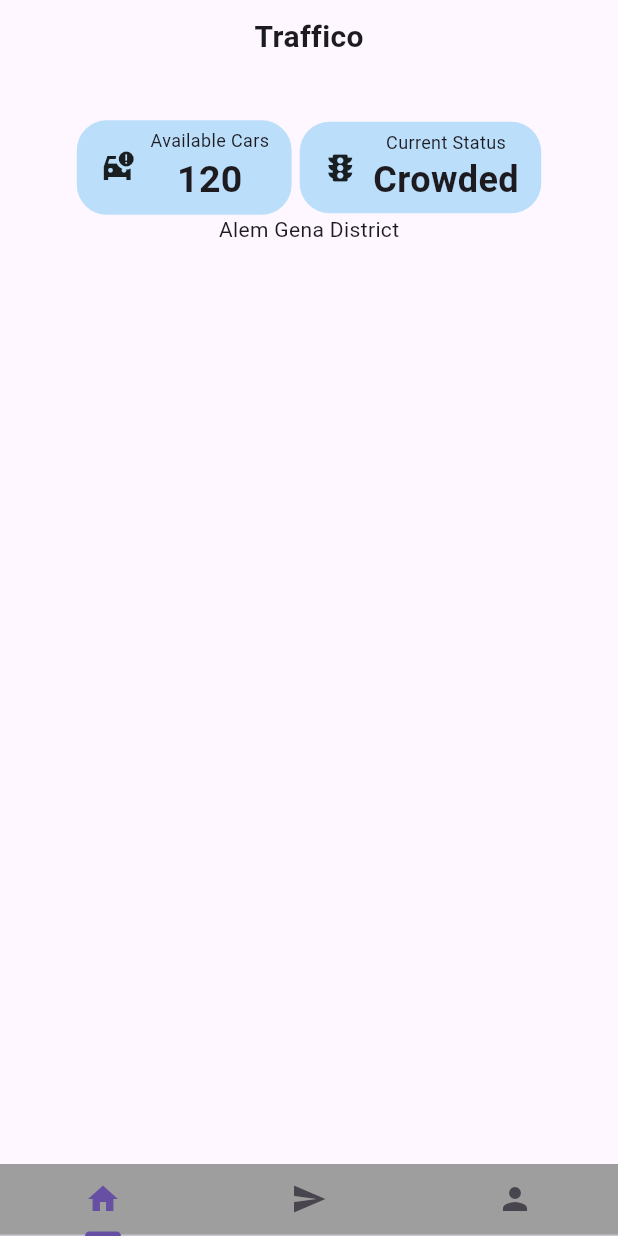
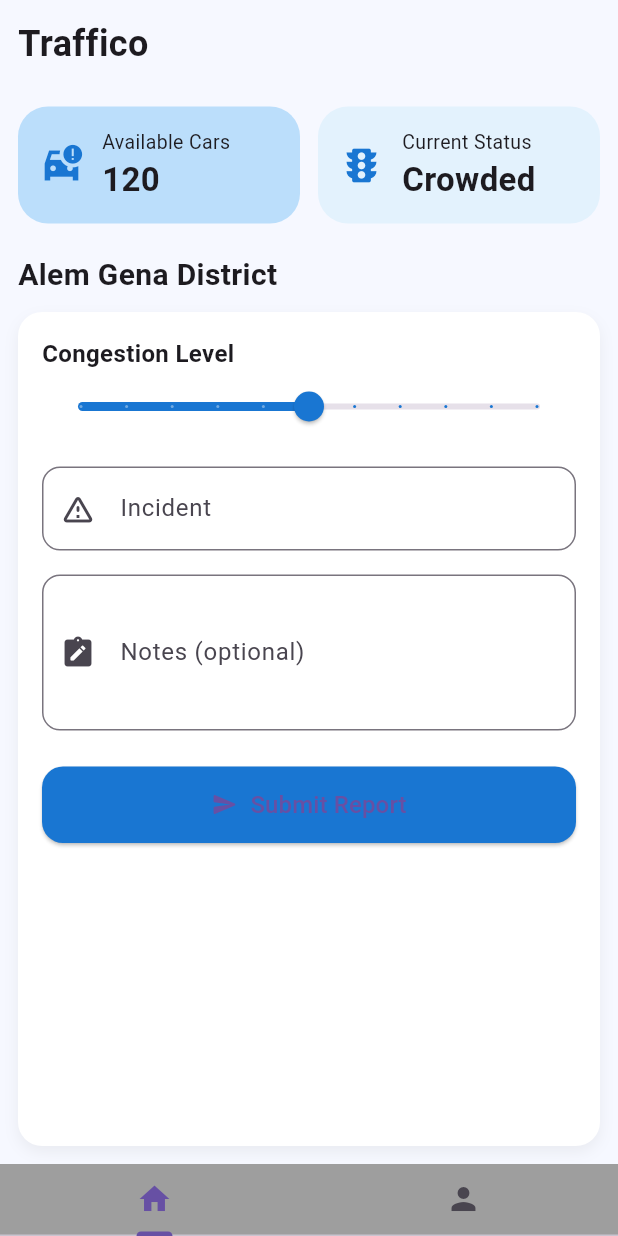
Before and after one commit to Natnsis/fieldDispatch, a Flutter app: the Home screen opened directly, on a phone screen of 412 x 824 dp. Run offline on Flutter 3.47's test engine with Material 3 defaults, Android fonts, the phone set to English and light mode, and no system bars.

Commit message:
ui Completed

```diff
--- a/traffic_app/lib/main.dart
+++ b/traffic_app/lib/main.dart
@@ -6,6 +6,8 @@ void main() {
 }
 
 class MyApp extends StatelessWidget {
+  const MyApp({super.key});
+
   @override
   Widget build(BuildContext context) {
     return MaterialApp(debugShowCheckedModeBanner: false, home: Landing());
--- a/traffic_app/lib/screens/dashboard.dart
+++ b/traffic_app/lib/screens/dashboard.dart
@@ -6,49 +6,115 @@ class Dashboard extends StatelessWidget {
   @override
   Widget build(BuildContext context) {
     return Scaffold(
-      body: Padding(
-        padding: EdgeInsetsGeometry.all(10),
+      backgroundColor: const Color(0xFFF6F8FF),
+      body: SafeArea(
+        child: Padding(
+          padding: const EdgeInsets.all(12),
           child: Column(
+            crossAxisAlignment: CrossAxisAlignment.start,
             children: [
-            Text(
+              // 🏷️ Title
+              const Text(
                 "Traffico",
-              style: TextStyle(fontWeight: FontWeight.bold, fontSize: 20),
-              textAlign: TextAlign.start,
+                style: TextStyle(fontWeight: FontWeight.bold, fontSize: 24),
               ),
-            SizedBox(height: MediaQuery.of(context).size.height * 0.05),
-            Padding(
-              padding: EdgeInsets.symmetric(
-                horizontal: MediaQuery.of(context).size.width * 0.1,
+
+              const SizedBox(height: 25),
+
+              // 🚗 Cards Row
+              Row(
+                children: [
+                  Expanded(
+                    child: _DashboardCard(
+                      color: Colors.blue.shade100,
+                      icon: Icons.car_crash_sharp,
+                      title: "Available Cars",
+                      value: "120",
+                    ),
+                  ),
+                  const SizedBox(width: 12),
+                  Expanded(
+                    child: _DashboardCard(
+                      color: Colors.blue.shade50,
+                      icon: Icons.traffic,
+                      title: "Current Status",
+                      value: "Crowded",
+                    ),
+                  ),
+                ],
+              ),
+
+              const SizedBox(height: 20),
+
+              const Text(
+                "Alem Gena District",
+                style: TextStyle(fontSize: 20, fontWeight: FontWeight.bold),
+              ),
+
+              const SizedBox(height: 10),
+
+              // 🧱 Expanded form area
+              Expanded(
+                child: Container(
+                  decoration: BoxDecoration(
+                    color: Colors.white,
+                    borderRadius: BorderRadius.circular(16),
+                    boxShadow: [
+                      BoxShadow(
+                        color: Colors.grey.withOpacity(0.15),
+                        blurRadius: 8,
+                        offset: const Offset(0, 4),
+                      ),
+                    ],
+                  ),
+                  child: const Padding(
+                    padding: EdgeInsets.all(16),
+                    child: ReportForm(),
+                  ),
+                ),
+              ),
+            ],
+          ),
+        ),
+      ),
+    );
+  }
+}
+
+// 🧩 Reusable dashboard card
+class _DashboardCard extends StatelessWidget {
+  final Color color;
+  final IconData icon;
+  final String title;
+  final String value;
+
+  const _DashboardCard({
+    required this.color,
+    required this.icon,
+    required this.title,
+    required this.value,
+  });
+
+  @override
+  Widget build(BuildContext context) {
+    return Container(
+      padding: const EdgeInsets.all(14),
+      decoration: BoxDecoration(
+        color: color,
+        borderRadius: BorderRadius.circular(20),
       ),
       child: Row(
-                mainAxisAlignment: MainAxisAlignment.spaceBetween,
         children: [
-                  //first card
-                  Container(
-                    decoration: BoxDecoration(
-                      color: Colors.blue[100],
-                      borderRadius: BorderRadius.circular(20),
-                    ),
-                    child: Padding(
-                      padding: EdgeInsets.symmetric(
-                        horizontal: 15,
-                        vertical: 5,
-                      ),
-                      child: Row(
-                        crossAxisAlignment: CrossAxisAlignment.center,
+          Icon(icon, size: 30, color: Colors.blue.shade700),
+          const SizedBox(width: 12),
+          Column(
+            crossAxisAlignment: CrossAxisAlignment.start,
             children: [
-                          Icon(Icons.car_crash_sharp),
-                          SizedBox(width: 10),
-                          Column(
-                            children: [
+              Text(title, style: const TextStyle(fontSize: 13)),
               Text(
-                                "Available Cars",
-                                style: TextStyle(fontSize: 12),
-                              ),
-                              Text(
-                                "120",
-                                style: TextStyle(
-                                  fontSize: 25,
+                value,
+                style: const TextStyle(
+                  fontSize: 22,
                   fontWeight: FontWeight.bold,
                 ),
               ),
@@ -56,50 +122,115 @@ class Dashboard extends StatelessWidget {
           ),
         ],
       ),
+    );
+  }
+}
+
+// 🧾 Report Form (stateful)
+class ReportForm extends StatefulWidget {
+  const ReportForm({super.key});
+
+  @override
+  State<ReportForm> createState() => _ReportFormState();
+}
+
+class _ReportFormState extends State<ReportForm> {
+  double congestionLevel = 5;
+  final TextEditingController incidentController = TextEditingController();
+  final TextEditingController notesController = TextEditingController();
+
+  @override
+  void dispose() {
+    incidentController.dispose();
+    notesController.dispose();
+    super.dispose();
+  }
+
+  @override
+  Widget build(BuildContext context) {
+    return Column(
+      crossAxisAlignment: CrossAxisAlignment.start,
+      children: [
+        // Congestion
+        const Text(
+          "Congestion Level",
+          style: TextStyle(fontWeight: FontWeight.bold, fontSize: 16),
+        ),
+        Slider(
+          value: congestionLevel,
+          min: 0,
+          max: 10,
+          divisions: 10,
+          activeColor: Colors.blue.shade700,
+          label: congestionLevel.round().toString(),
+          onChanged: (value) {
+            setState(() {
+              congestionLevel = value;
+            });
+          },
+        ),
+        const SizedBox(height: 16),
+
+        // Incident input
+        TextField(
+          controller: incidentController,
+          decoration: InputDecoration(
+            labelText: "Incident",
+            hintText: "e.g., Accident near roundabout",
+            border: OutlineInputBorder(borderRadius: BorderRadius.circular(12)),
+            prefixIcon: const Icon(Icons.warning_amber_rounded),
           ),
         ),
-                  Container(
-                    decoration: BoxDecoration(
-                      color: Colors.blue[100],
-                      borderRadius: BorderRadius.circular(20),
-                    ),
-                    child: Padding(
-                      padding: EdgeInsets.symmetric(
-                        horizontal: 15,
-                        vertical: 5,
-                      ),
-                      child: Row(
-                        crossAxisAlignment: CrossAxisAlignment.center,
-                        children: [
-                          Icon(Icons.traffic),
-                          SizedBox(width: 10),
-                          Column(
-                            children: [
-                              Text(
-                                "Current Status",
-                                style: TextStyle(fontSize: 12),
-                              ),
-                              Text(
-                                "Crowded",
-                                style: TextStyle(
-                                  fontSize: 24,
-                                  fontWeight: FontWeight.bold,
+        const SizedBox(height: 16),
+
+        // Notes
+        TextField(
+          controller: notesController,
+          maxLines: 3,
+          decoration: InputDecoration(
+            labelText: "Notes (optional)",
+            hintText: "Any additional observations...",
+            border: OutlineInputBorder(borderRadius: BorderRadius.circular(12)),
+            prefixIcon: const Icon(Icons.note_alt_rounded),
           ),
         ),
-                            ],
+        const SizedBox(height: 24),
+
+        // Submit Button
+        SizedBox(
+          width: double.infinity,
+          child: ElevatedButton.icon(
+            onPressed: () {
+              final report = {
+                "congestion_level": congestionLevel.round(),
+                "incident": incidentController.text.trim(),
+                "notes": notesController.text.trim(),
+              };
+
+              print(report);
+              ScaffoldMessenger.of(context).showSnackBar(
+                const SnackBar(content: Text("Report submitted ✅")),
+              );
+
+              // Reset
+              setState(() {
+                congestionLevel = 5;
+                incidentController.clear();
+                notesController.clear();
+              });
+            },
+            icon: const Icon(Icons.send_rounded),
+            label: const Text("Submit Report", style: TextStyle(fontSize: 16)),
+            style: ElevatedButton.styleFrom(
+              padding: const EdgeInsets.symmetric(vertical: 14),
+              shape: RoundedRectangleBorder(
+                borderRadius: BorderRadius.circular(14),
               ),
-                        ],
+              backgroundColor: Colors.blue.shade700,
             ),
           ),
         ),
       ],
-              ),
-            ),
-            Text("Alem Gena District"),
-            Container(child: Column(children: [Container()])),
-          ],
-        ),
-      ),
     );
   }
 }
--- a/traffic_app/lib/screens/home.dart
+++ b/traffic_app/lib/screens/home.dart
@@ -1,7 +1,6 @@
 import 'package:flutter/material.dart';
 import 'package:traffic_app/screens/dashboard.dart';
 import 'package:traffic_app/screens/profile.dart';
-import 'package:traffic_app/screens/report.dart';
 
 class Home extends StatelessWidget {
   const Home({super.key});
@@ -9,20 +8,19 @@ class Home extends StatelessWidget {
   @override
   Widget build(BuildContext context) {
     return DefaultTabController(
-      length: 3,
+      length: 2,
       child: Scaffold(
         bottomNavigationBar: const Material(
           color: Colors.grey,
           child: TabBar(
             tabs: [
               Tab(icon: Icon(Icons.home)),
-              Tab(icon: Icon(Icons.send)),
               Tab(icon: Icon(Icons.person)),
             ],
           ),
         ),
 
-        body: const TabBarView(children: [Dashboard(), Report(), Profile()]),
+        body: const TabBarView(children: [Dashboard(), Profile()]),
       ),
     );
   }
--- a/traffic_app/lib/screens/profile.dart
+++ b/traffic_app/lib/screens/profile.dart
@@ -5,6 +5,84 @@ class Profile extends StatelessWidget {
 
   @override
   Widget build(BuildContext context) {
-    return Text("profile screen");
+    return Scaffold(
+      backgroundColor: const Color(0xFFF5F7FF),
+      body: SafeArea(
+        child: Center(
+          child: Column(
+            mainAxisAlignment: MainAxisAlignment.center,
+            children: [
+              // 🧍‍♂️ Profile Picture (popping effect)
+              Container(
+                width: 130,
+                height: 130,
+                decoration: BoxDecoration(
+                  shape: BoxShape.circle,
+                  boxShadow: [
+                    BoxShadow(
+                      color: Colors.blue.shade200,
+                      blurRadius: 20,
+                      spreadRadius: 5,
+                      offset: const Offset(0, 8),
+                    ),
+                  ],
+                  border: Border.all(color: Colors.white, width: 4),
+                  image: const DecorationImage(
+                    fit: BoxFit.cover,
+                    image: NetworkImage(
+                      "https://avatars.githubusercontent.com/u/9919?v=4",
+                    ),
+                  ),
+                ),
+              ),
+
+              const SizedBox(height: 20),
+
+              // 🏷️ Name
+              const Text(
+                "Natnael Sisay",
+                style: TextStyle(
+                  fontSize: 22,
+                  fontWeight: FontWeight.bold,
+                  color: Color(0xFF1E2A78),
+                ),
+              ),
+
+              const SizedBox(height: 30),
+
+              // 🚪 Logout Button
+              SizedBox(
+                width: 180,
+                height: 50,
+                child: ElevatedButton.icon(
+                  onPressed: () {
+                    ScaffoldMessenger.of(context).showSnackBar(
+                      const SnackBar(content: Text("Logged out ✅")),
+                    );
+                  },
+                  icon: const Icon(Icons.logout, color: Colors.white),
+                  label: const Text(
+                    "Logout",
+                    style: TextStyle(
+                      fontSize: 16,
+                      fontWeight: FontWeight.bold,
+                      color: Colors.white,
+                    ),
+                  ),
+                  style: ElevatedButton.styleFrom(
+                    backgroundColor: Colors.blue.shade700,
+                    shape: RoundedRectangleBorder(
+                      borderRadius: BorderRadius.circular(30),
+                    ),
+                    elevation: 6,
+                    shadowColor: Colors.blue.shade200,
+                  ),
+                ),
+              ),
+            ],
+          ),
+        ),
+      ),
+    );
   }
 }
```
Lines whose indentation alone changed are shown as unchanged.
